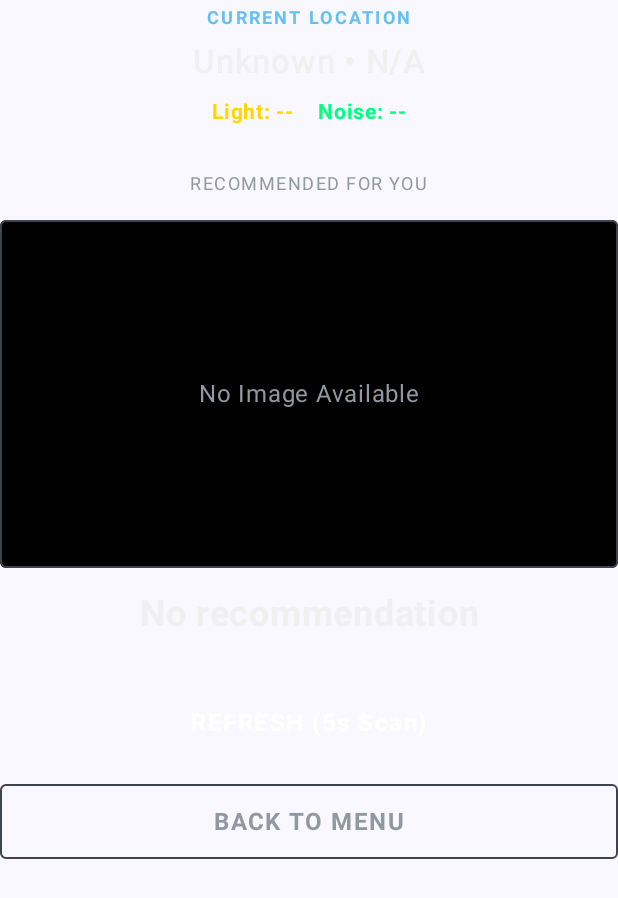
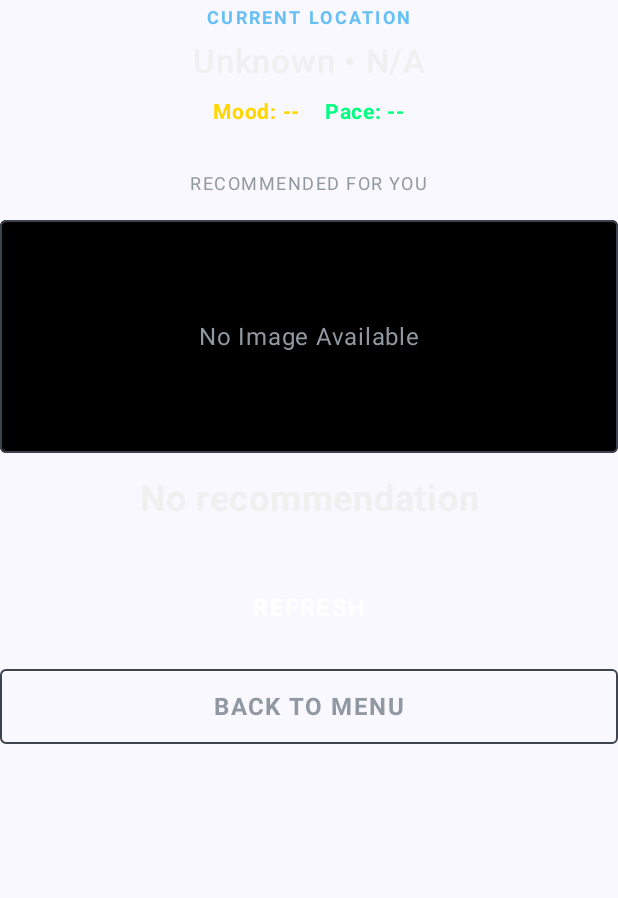
Before and after one commit to NicuBalatici/WeatherSteam, an Android app built with Jetpack Compose: the composable WeatherSuccessView called with empty values, on a phone screen of 412 x 824 dp. Shown: the top 898 px of the screen. Run offline under Robolectric (Android 15) with nearby library versions, the phone set to English and light mode, and no system bars; pictures from the network do not load.

Commit message:
fix image aspect ratio

```diff
--- a/client/app/src/main/java/com/example/weathersteam/ui/theme/MyGamesScreen.kt
+++ b/client/app/src/main/java/com/example/weathersteam/ui/theme/MyGamesScreen.kt
@@ -1,6 +1,5 @@
 package com.example.weathersteam.ui.theme
 
-import androidx.compose.foundation.BorderStroke
 import androidx.compose.foundation.background
 import androidx.compose.foundation.border
 import androidx.compose.foundation.layout.*
@@ -123,6 +122,7 @@ fun SteamGameItem(name: String, image: String) {
                 .width(120.dp)
                 .fillMaxHeight()
                 .clip(RoundedCornerShape(2.dp))
+                .aspectRatio(2.65f / 1f)
         )
 
         Spacer(modifier = Modifier.width(16.dp))
--- a/client/app/src/main/java/com/example/weathersteam/ui/theme/WeatherScreen.kt
+++ b/client/app/src/main/java/com/example/weathersteam/ui/theme/WeatherScreen.kt
@@ -35,7 +35,6 @@ fun WeatherScreen(
         contract = ActivityResultContracts.RequestMultiplePermissions(),
         onResult = { permissions ->
             val locGranted = permissions[Manifest.permission.ACCESS_COARSE_LOCATION] ?: false
-            val micGranted = permissions[Manifest.permission.RECORD_AUDIO] ?: false
 
             if (locGranted) mainViewModel.fetchData()
         }
@@ -76,7 +75,7 @@ fun WeatherScreen(
                             modifier = Modifier.size(48.dp)
                         )
                         Spacer(modifier = Modifier.height(16.dp))
-                        Text("Analyzing Environment (5s)...", color = SteamTextSec)
+                        Text("Analyzing environment...", color = SteamTextSec)
                     }
 
                     uiState.needsPermission -> {
@@ -189,14 +188,14 @@ fun WeatherSuccessView(
             verticalAlignment = Alignment.CenterVertically
         ) {
             Text(
-                text = "Light: ${lighting ?: "--"}",
+                text = "Mood: ${lighting ?: "--"}",
                 fontSize = 14.sp,
                 color = Color(0xFFFFD700), // Gold
                 fontWeight = FontWeight.Bold
             )
 
             Text(
-                text = "Noise: ${noise ?: "--"}",
+                text = "Pace: ${noise ?: "--"}",
                 fontSize = 14.sp,
                 color = Color(0xFF00FF7F), // Spring Green
                 fontWeight = FontWeight.Bold
@@ -217,7 +216,7 @@ fun WeatherSuccessView(
         Box(
             modifier = Modifier
                 .fillMaxWidth()
-                .aspectRatio(16f / 9f)
+                .aspectRatio(2.65f / 1f)
                 .clip(RoundedCornerShape(4.dp))
                 .background(Color.Black)
                 .border(1.dp, SteamBorder, RoundedCornerShape(4.dp))
@@ -227,7 +226,7 @@ fun WeatherSuccessView(
                     model = image,
                     contentDescription = "Game Cover",
                     contentScale = ContentScale.Crop,
-                    modifier = Modifier.fillMaxSize()
+                    modifier = Modifier.fillMaxSize().aspectRatio(2.65f / 1f)
                 )
             } else {
                 Box(modifier = Modifier.fillMaxSize(), contentAlignment = Alignment.Center) {
@@ -250,7 +249,7 @@ fun WeatherSuccessView(
         Spacer(modifier = Modifier.height(32.dp))
 
         SteamActionButton(
-            text = "REFRESH (5s Scan)",
+            text = "REFRESH",
             onClick = onRefreshClick,
             isPrimary = true
         )
```
Also changed, not shown: client/app/src/main/java/com/example/weathersteam/ui/theme/RandomGameScreen.kt (+2 -10 lines).
